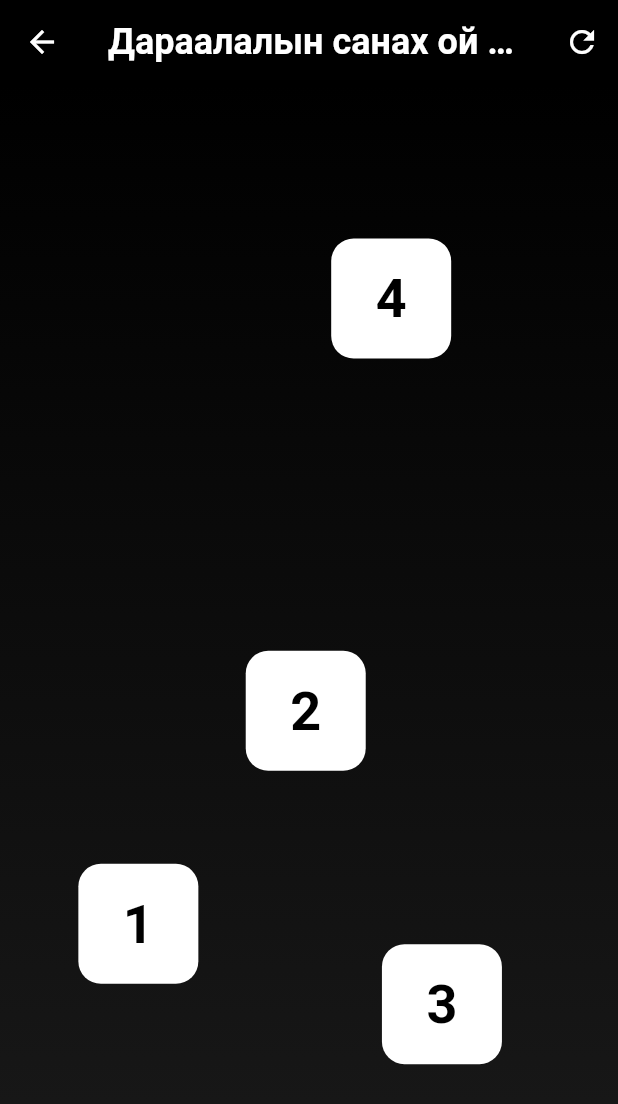
After one commit to ariunsana/diplomajilmemory, a Flutter app: the screen it shows after launch, after a tap on "Дараалалын санах ой", on a phone screen of 412 x 824 dp. The commit adds this screen. Shown: the top 1104 px of the screen. Run offline on Flutter 3.47's test engine with Material 3 defaults, Android fonts, the phone set to English and light mode, and no system bars; our stand-ins replace shared_preferences.

Commit message:
add last game done

```diff
--- a/frontmemorymatch/lib/main.dart
+++ b/frontmemorymatch/lib/main.dart
@@ -2,6 +2,7 @@ import 'package:flutter/material.dart';
 import 'pages/menu_page.dart';
 import 'pages/card_game_page.dart';
 import 'pages/sequence_memory_page.dart';
+import 'pages/chimp_test_page.dart';
 
 void main() {
   runApp(const MemoryGamesApp());
@@ -34,10 +35,16 @@ class HomePage extends StatelessWidget {
           MaterialPageRoute(builder: (context) => const CardGamePage()),
         );
         break;
-      case 'Дараалал санах ой':
+      case 'Харааны санах ой':
         Navigator.push(
           context,
           MaterialPageRoute(builder: (context) => const SequenceMemoryPage()),
+        );
+        break;
+      case 'Дараалалын санах ой':
+        Navigator.push(
+          context,
+          MaterialPageRoute(builder: (context) => const ChimpTestPage()),
         );
         break;
       default:
@@ -105,20 +112,20 @@ class HomePage extends StatelessWidget {
                   SizedBox(height: screenSize.height * 0.03),
                   _buildGameCard(
                     context,
-                    Icons.grid_3x3,
-                    'Дараалал санах ой',
-                    'Асуултын зөв хариултыг олоорой',
+                    Icons.visibility_rounded,
+                    'Харааны санах ой',
+                    'Зургуудыг цээжлээд дарааллыг нь санаарай',
                     Colors.green,
-                    () => _navigateToGame(context, 'Дараалал санах ой'),
+                    () => _navigateToGame(context, 'Харааны санах ой'),
                   ),
                   SizedBox(height: screenSize.height * 0.03),
                   _buildGameCard(
                     context,
-                    Icons.grid_on,
-                    'Харааны санах ой',
-                    'Өсөн нэмэгдэх буй дөрвөлжин самбарыг санаарай',
+                    Icons.psychology_rounded,
+                    'Дараалалын санах ой',
+                    'Тоонуудын дарааллаар нь санаарай',
                     Colors.orange,
-                    () => _navigateToGame(context, 'Харааны санах ой'),
+                    () => _navigateToGame(context, 'Дараалалын санах ой'),
                   ),
                   SizedBox(height: screenSize.height * 0.02),
                 ],
--- /dev/null
+++ b/frontmemorymatch/lib/pages/chimp_test_page.dart
@@ -0,0 +1,292 @@
+import 'package:flutter/material.dart';
+import 'dart:async';
+import 'dart:math';
+import 'package:shared_preferences/shared_preferences.dart';
+import '../services/api_service.dart';
+
+class ChimpTestPage extends StatefulWidget {
+  const ChimpTestPage({super.key});
+
+  @override
+  State<ChimpTestPage> createState() => _ChimpTestPageState();
+}
+
+class _ChimpTestPageState extends State<ChimpTestPage> {
+  List<int> _numbers = [];
+  List<Offset> _positions = [];
+  int _currentLevel = 1;
+  int _score = 0;
+  int _nextNumberToClick = 1;
+  int _maxNumber = 0;
+  bool _isGameOver = false;
+  bool _hasClickedFirst = false;
+  final Random _random = Random();
+
+  @override
+  void initState() {
+    super.initState();
+    WidgetsBinding.instance.addPostFrameCallback((_) {
+      _startNewRound();
+    });
+  }
+
+  void _startNewRound() {
+    // Start with 4 numbers in level 1, add more numbers in subsequent levels
+    _maxNumber = 4 + (_currentLevel - 1);
+    _numbers = List.generate(_maxNumber, (index) => index + 1);
+
+    if (mounted) {
+      _generateRandomPositions();
+      setState(() {
+        _nextNumberToClick = 1;
+        _hasClickedFirst = false;
+        _isGameOver = false;
+      });
+    }
+  }
+
+  void _generateRandomPositions() {
+    if (!mounted) return;
+
+    final size = MediaQuery.of(context).size;
+    final screenWidth = size.width - 120; // More padding for edges
+    final screenHeight = size.height - 250; // More padding for top and bottom
+    _positions = [];
+
+    for (int i = 0; i < _numbers.length; i++) {
+      bool validPosition = false;
+      Offset newPosition;
+
+      while (!validPosition) {
+        newPosition = Offset(
+          20 + _random.nextDouble() * screenWidth,  // Add minimum edge padding
+          100 + _random.nextDouble() * screenHeight, // Add minimum top padding
+        );
+
+        // Check if the new position overlaps with existing positions
+        validPosition = true;
+        for (var pos in _positions) {
+          if ((pos - newPosition).distance < 120) { // Increased minimum distance between squares
+            validPosition = false;
+            break;
+          }
+        }
+
+        if (validPosition) {
+          _positions.add(newPosition);
+        }
+      }
+    }
+  }
+
+  void _startNextLevel() {
+    setState(() {
+      _currentLevel++;
+    });
+    _startNewRound();
+  }
+
+  void _gameOver(bool won) async {
+    _isGameOver = true;
+    if (!mounted) return;
+
+    final prefs = await SharedPreferences.getInstance();
+    final playerId = prefs.getInt('playerId');
+    final playerName = prefs.getString('playerName');
+
+    if (won) {
+      showDialog(
+        context: context,
+        barrierDismissible: false,
+        builder: (context) => AlertDialog(
+          backgroundColor: Colors.grey[850],
+          title: const Text('Баяр хүргэе!', style: TextStyle(color: Colors.white)),
+          content: Text(
+            'Level $_currentLevel дууслаа!\nНийт оноо: $_score\nДараагийн түвшинд ${_maxNumber + 1} тоо байх болно',
+            style: const TextStyle(color: Colors.white),
+          ),
+          actions: [
+            TextButton(
+              onPressed: () {
+                Navigator.pop(context);
+                _startNextLevel();
+              },
+              child: const Text('Дараагийн түвшин'),
+            ),
+          ],
+        ),
+      );
+    } else {
+      showDialog(
+        context: context,
+        barrierDismissible: false,
+        builder: (context) => AlertDialog(
+          backgroundColor: Colors.grey[850],
+          title: const Text('Тоглоом дууслаа!', style: TextStyle(color: Colors.white)),
+          content: Column(
+            mainAxisSize: MainAxisSize.min,
+            crossAxisAlignment: CrossAxisAlignment.start,
+            children: [
+              const Text(
+                'Буруу дарлаа!',
+                style: TextStyle(color: Colors.white),
+              ),
+              Text(
+                'Нийт оноо: $_score',
+                style: const TextStyle(color: Colors.white),
+              ),
+              if (playerName == null)
+                const Text(
+                  '\nТоглогчийн нэр бүртгэгдээгүй байна.',
+                  style: TextStyle(color: Colors.orange),
+                ),
+            ],
+          ),
+          actions: [
+            if (playerId != null) ...[
+              TextButton(
+                onPressed: () async {
+                  try {
+                    final apiService = ApiService();
+                    await apiService.createGame(
+                      playerId,
+                      _score,
+                      gameType: 'CHIMP_TEST',
+                      gameName: 'Chimp Test Level $_currentLevel',
+                    );
+
+                    if (mounted) {
+                      ScaffoldMessenger.of(context).showSnackBar(
+                        const SnackBar(
+                          content: Text('Оноо амжилттай хадгалагдлаа!'),
+                          backgroundColor: Colors.green,
+                        ),
+                      );
+                      Navigator.pop(context);
+                      setState(() {
+                        _currentLevel = 1;
+                        _score = 0;
+                      });
+                      _startNewRound();
+                    }
+                  } catch (e) {
+                    if (mounted) {
+                      ScaffoldMessenger.of(context).showSnackBar(
+                        SnackBar(
+                          content: Text('Оноо хадгалахад алдаа гарлаа: $e'),
+                          backgroundColor: Colors.red,
+                        ),
+                      );
+                    }
+                  }
+                },
+                child: const Text('Оноо хадгалах', style: TextStyle(color: Colors.white)),
+              ),
+            ],
+            TextButton(
+              onPressed: () {
+                Navigator.pop(context);
+                setState(() {
+                  _currentLevel = 1;
+                  _score = 0;
+                });
+                _startNewRound();
+              },
+              child: const Text('Дахин тоглох', style: TextStyle(color: Colors.blue)),
+            ),
+          ],
+        ),
+      );
+    }
+  }
+
+  void _checkAnswer(int number) {
+    if (number == _nextNumberToClick) {
+      setState(() {
+        if (_nextNumberToClick == 1) {
+          _hasClickedFirst = true;
+        }
+        _nextNumberToClick++;
+        if (_nextNumberToClick > _maxNumber) {
+          _score += _currentLevel * 10;
+          _gameOver(true);
+        }
+      });
+    } else {
+      _gameOver(false);
+    }
+  }
+
+  @override
+  Widget build(BuildContext context) {
+    return Scaffold(
+      backgroundColor: Colors.black,
+      appBar: AppBar(
+        backgroundColor: Colors.transparent,
+        elevation: 0,
+        leading: IconButton(
+          icon: const Icon(Icons.arrow_back, color: Colors.white),
+          onPressed: () => Navigator.pop(context),
+        ),
+        title: Text(
+          'Дараалалын санах ой - Level $_currentLevel',
+          style: const TextStyle(
+            color: Colors.white,
+            fontSize: 24,
+            fontWeight: FontWeight.bold,
+          ),
+        ),
+        actions: [
+          IconButton(
+            icon: const Icon(Icons.refresh, color: Colors.white),
+            onPressed: _startNewRound,
+          ),
+        ],
+      ),
+      body: Container(
+        decoration: const BoxDecoration(
+          gradient: LinearGradient(
+            begin: Alignment.topCenter,
+            end: Alignment.bottomCenter,
+            colors: [Colors.black, Color(0xFF1a1a1a)],
+          ),
+        ),
+        child: Stack(
+          children: [
+            for (int i = 0; i < _numbers.length; i++)
+              if (_positions.length > i && (_currentLevel == 1 ? _numbers[i] >= _nextNumberToClick : (_numbers[i] >= _nextNumberToClick)))
+                Positioned(
+                  left: _positions[i].dx,
+                  top: _positions[i].dy,
+                  child: GestureDetector(
+                    onTap: () => _checkAnswer(_numbers[i]),
+                    child: Container(
+                      width: 80,
+                      height: 80,
+                      decoration: BoxDecoration(
+                        color: Colors.white,
+                        borderRadius: BorderRadius.circular(15),
+                      ),
+                      child: Center(
+                        child: Text(
+                          _numbers[i].toString(),
+                          style: TextStyle(
+                            color: _currentLevel == 1
+                                ? Colors.black
+                                : (!_hasClickedFirst
+                                    ? Colors.black
+                                    : Colors.transparent),
+                            fontSize: 36,
+                            fontWeight: FontWeight.bold,
+                          ),
+                        ),
+                      ),
+                    ),
+                  ),
+                ),
+          ],
+        ),
+      ),
+    );
+  }
+}
```
Also changed, not shown: 3 other files.
